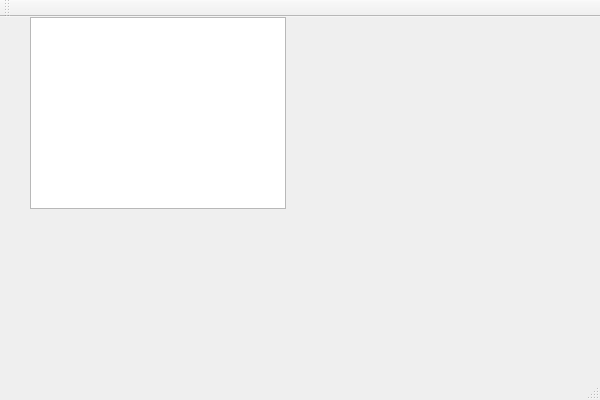
This is ProjectModernCpp/ProjectModernCpp/LoginSuccessful.ui in rdmc10/Neflix as Qt 5 draws it before an edit. The edited form follows.
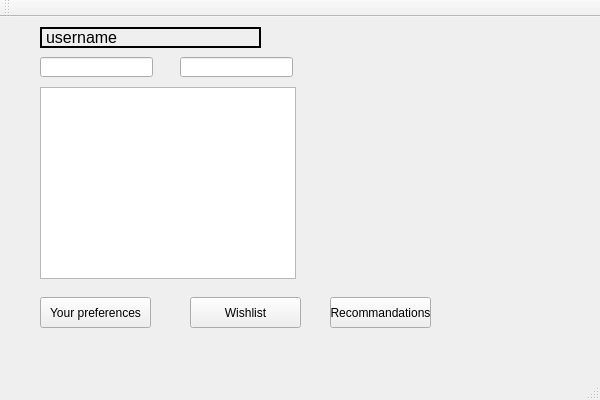
This is the edited form.

Commit message: Changed main page window and implemented UserPreferences database

Diff of the .ui file:
```diff
--- a/ProjectModernCpp/ProjectModernCpp/LoginSuccessful.ui
+++ b/ProjectModernCpp/ProjectModernCpp/LoginSuccessful.ui
@@ -14,16 +14,96 @@
    <string>LoginSuccessful</string>
   </property>
   <widget class="QWidget" name="centralWidget">
-   <widget class="QListView" name="movieListView">
+   <widget class="QLabel" name="label_username">
     <property name="geometry">
      <rect>
-      <x>30</x>
-      <y>0</y>
+      <x>40</x>
+      <y>10</y>
+      <width>221</width>
+      <height>21</height>
+     </rect>
+    </property>
+    <property name="font">
+     <font>
+      <pointsize>12</pointsize>
+     </font>
+    </property>
+    <property name="frameShape">
+     <enum>QFrame::WinPanel</enum>
+    </property>
+    <property name="text">
+     <string>username</string>
+    </property>
+   </widget>
+   <widget class="QLineEdit" name="lineEdit_searchMovie">
+    <property name="geometry">
+     <rect>
+      <x>40</x>
+      <y>40</y>
+      <width>113</width>
+      <height>20</height>
+     </rect>
+    </property>
+   </widget>
+   <widget class="QLineEdit" name="lineEdit_searchMovieByCategory">
+    <property name="geometry">
+     <rect>
+      <x>180</x>
+      <y>40</y>
+      <width>113</width>
+      <height>20</height>
+     </rect>
+    </property>
+   </widget>
+   <widget class="QListWidget" name="listWidget_movies">
+    <property name="geometry">
+     <rect>
+      <x>40</x>
+      <y>70</y>
       <width>256</width>
       <height>192</height>
      </rect>
     </property>
    </widget>
+   <widget class="QPushButton" name="pushButton_preferences">
+    <property name="geometry">
+     <rect>
+      <x>40</x>
+      <y>280</y>
+      <width>111</width>
+      <height>31</height>
+     </rect>
+    </property>
+    <property name="text">
+     <string>Your preferences</string>
+    </property>
+   </widget>
+   <widget class="QPushButton" name="pushButton_wishlist">
+    <property name="geometry">
+     <rect>
+      <x>190</x>
+      <y>280</y>
+      <width>111</width>
+      <height>31</height>
+     </rect>
+    </property>
+    <property name="text">
+     <string>Wishlist</string>
+    </property>
+   </widget>
+   <widget class="QPushButton" name="pushButton_recommandations">
+    <property name="geometry">
+     <rect>
+      <x>330</x>
+      <y>280</y>
+      <width>101</width>
+      <height>31</height>
+     </rect>
+    </property>
+    <property name="text">
+     <string>Recommandations</string>
+    </property>
+   </widget>
   </widget>
   <widget class="QMenuBar" name="menuBar">
    <property name="geometry">
```
The commit also changes 14 other files.
